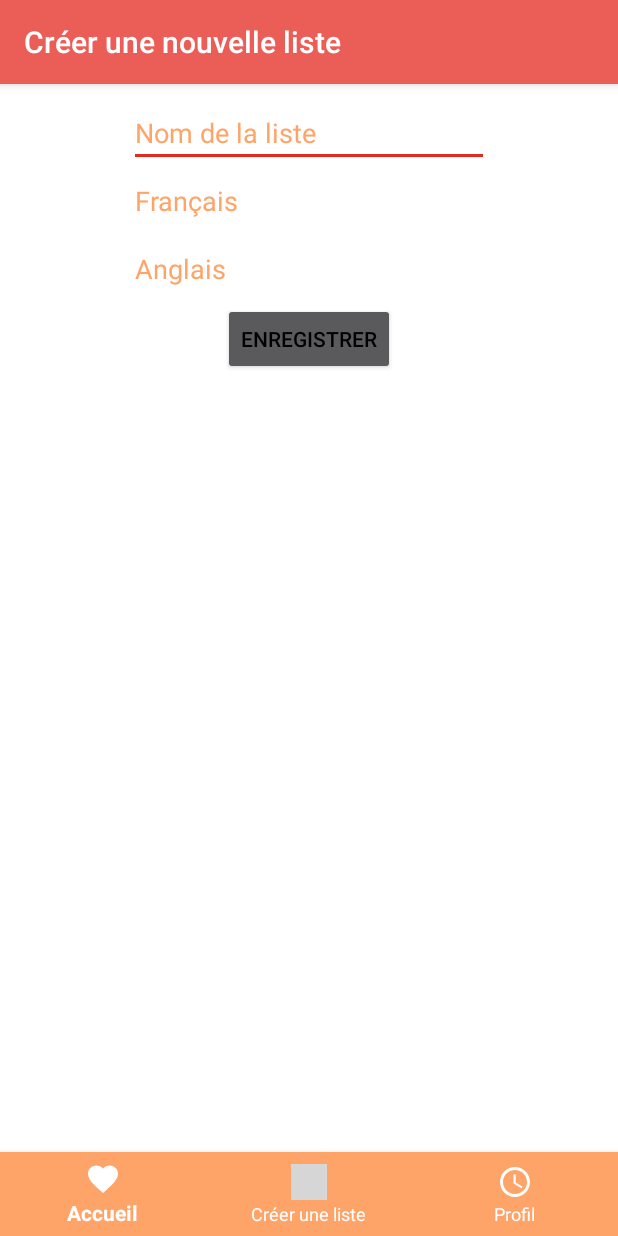
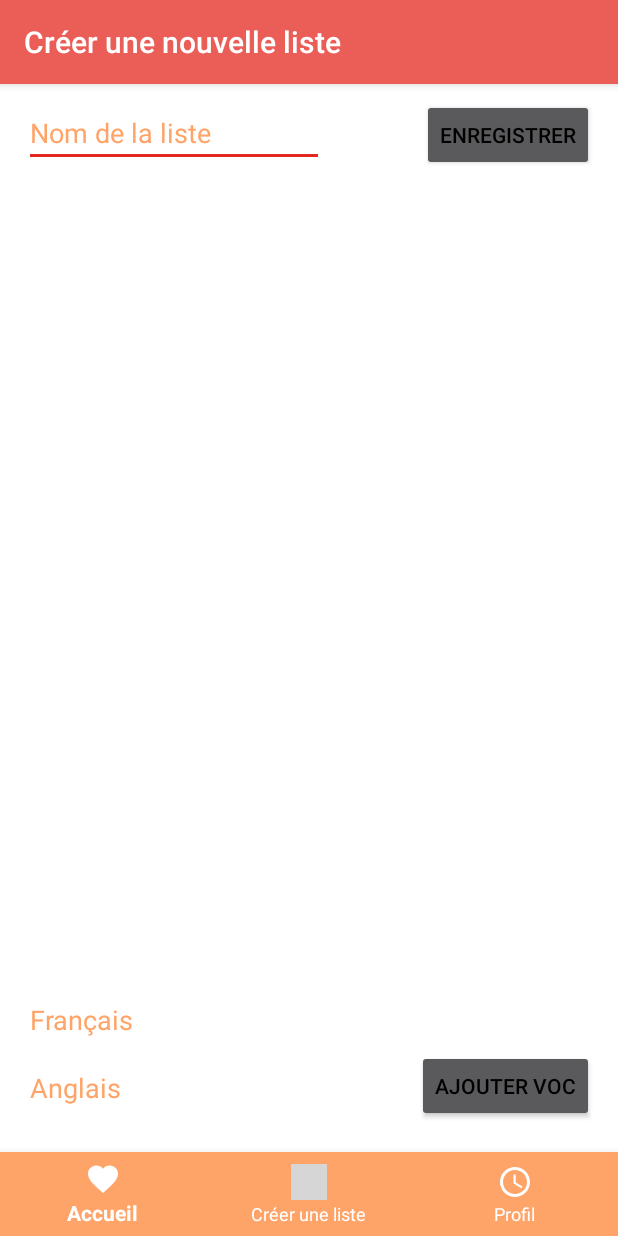
Before and after one commit to jlyw/babel-app, an Android app: the CreateListActivity screen opened directly, with no data from a screen before it, on a phone screen of 412 x 824 dp. Run offline under Robolectric (Android 15) with nearby library versions, the phone set to English and light mode, and no system bars; our stand-ins replace ButterKnife; libraries missing offline, so code that uses them is left out: io.realm, io.realm.annotations; 5 statements that could not run were skipped; grey boxes are pictures that could not be loaded.

Commit message:
Create fucking VocList with fucking multi-items

```diff
--- a/app/src/main/java/com/babel/mybabelapplication/CreateListActivity.java
+++ b/app/src/main/java/com/babel/mybabelapplication/CreateListActivity.java
@@ -10,7 +10,9 @@ import android.support.v7.app.ActionBarActivity;
 import android.support.v7.app.AlertDialog;
 import android.support.v7.widget.Toolbar;
 import android.view.MenuItem;
+import android.widget.ArrayAdapter;
 import android.widget.EditText;
+import android.widget.ListView;
 import android.widget.TextView;
 
 import com.babel.mybabelapplication.dao.VerbListDAO;
@@ -19,6 +21,9 @@ import com.babel.mybabelapplication.dao.VocListDAO;
 import com.babel.mybabelapplication.model.Voc;
 import com.babel.mybabelapplication.model.VocList;
 
+import java.util.ArrayList;
+import java.util.Iterator;
+import java.util.List;
 import java.util.UUID;
 
 import butterknife.BindView;
@@ -33,6 +38,9 @@ public class CreateListActivity extends ActionBarActivity {
     private VocListDAO vocListDAO;
     private Voc voc;
     private VocDAO vocDAO;
+    private ArrayList<Voc> vocs;
+    private ArrayList<String> vocsInString;
+    private ArrayAdapter<String> vocsAdapter;
 
     @BindView(R.id.edit_text_voc_list_name)
     protected EditText editTextVocListName;
@@ -42,6 +50,9 @@ public class CreateListActivity extends ActionBarActivity {
 
     @BindView(R.id.edit_text_voc_english)
     protected EditText editTextVocEnglish;
+
+    @BindView(R.id.list_view_create_voc)
+    protected ListView listViewVocs;
 
     @Override
     protected void onCreate(Bundle savedInstanceState) {
@@ -85,32 +96,53 @@ public class CreateListActivity extends ActionBarActivity {
             }
         );
 
-        voc = new Voc();
+        vocs = new ArrayList<>();
+        vocsInString = new ArrayList<>();
+        vocsAdapter = new ArrayAdapter<>(this, android.R.layout.simple_list_item_1, vocsInString);
+        listViewVocs.setAdapter(vocsAdapter);
+
         vocDAO = new VocDAO();
         vocList = new VocList();
         vocListDAO = new VocListDAO();
     }
 
-    @OnClick(R.id.create_voc_list_button)
-    public void onCreateVocList() {
-        String vocListName = editTextVocListName.getText().toString();
+    @OnClick(R.id.create_voc_button)
+    public void onCreateVoc() {
         String vocFrench = editTextVocFrench.getText().toString();
         String vocEnglish = editTextVocEnglish.getText().toString();
 
-        if(vocListName.isEmpty()) {
-            showAlert(R.string.error_title_list_name_empty, R.string.error_message_list_name_empty);
+        if(vocFrench.isEmpty() || vocEnglish.isEmpty()) {
+            showAlert(R.string.error_title_voc_create, R.string.error_message_voc_create);
         } else {
+            voc = new Voc();
             voc.setFrench(vocFrench);
             voc.setEnglish(vocEnglish);
             voc.setId(UUID.randomUUID().toString());
             voc.setGrade(0);
             vocDAO.addVoc(voc);
 
+            vocs.add(voc);
+            vocsAdapter.add(voc.getFrench() + "<=>" + voc.getEnglish());
+
+            editTextVocFrench.setText("");
+            editTextVocEnglish.setText("");
+        }
+    }
+
+    @OnClick(R.id.create_voc_list_button)
+    public void onCreateVocList() {
+        String vocListName = editTextVocListName.getText().toString();
+
+        if(vocListName.isEmpty()) {
+            showAlert(R.string.error_title_list_name_empty, R.string.error_message_list_name_empty);
+        } else {
             vocList.setName(vocListName);
             vocList.setId(UUID.randomUUID().toString());
             vocListDAO.addVocList(vocList);
 
-            vocDAO.addVocToVocListId(voc, vocList.getId());
+            for (Voc item : vocs) {
+                vocDAO.addVocToVocListId(item, vocList.getId());
+            }
 
             Intent intent = new Intent(this, MainActivity.class);
             startActivity(intent);
--- a/app/src/main/java/com/babel/mybabelapplication/MainActivity.java
+++ b/app/src/main/java/com/babel/mybabelapplication/MainActivity.java
@@ -161,7 +161,6 @@ public class MainActivity extends ActionBarActivity {
                 testTextView.setText(allVocOfAList.get(0).getEnglish());
             } catch (IndexOutOfBoundsException ignored) {
             }
-
         }
     };
 
--- a/app/src/main/res/layout/activity_create_list.xml
+++ b/app/src/main/res/layout/activity_create_list.xml
@@ -8,31 +8,40 @@
     tools:context="com.babel.mybabelapplication.CreateListActivity">
 
     <!-- Content -->
-    <LinearLayout
+    <RelativeLayout
         android:layout_width="match_parent"
         android:layout_height="match_parent"
-        android:orientation="vertical"
         android:paddingBottom="@dimen/activity_vertical_margin"
         android:paddingLeft="@dimen/activity_horizontal_margin"
         android:paddingRight="@dimen/activity_horizontal_margin"
         android:paddingTop="@dimen/activity_vertical_margin"
-        android:layout_marginTop="50dp">
+        android:layout_marginTop="50dp"
+        android:layout_marginBottom="60dp">
 
         <EditText
             android:layout_width="wrap_content"
             android:layout_height="wrap_content"
-            android:width="240dp"
-            android:layout_gravity="center"
+            android:width="200dp"
+            android:layout_alignParentTop="true"
+            android:layout_alignParentLeft="true"
+            android:layout_alignParentStart="true"
             android:hint="@string/create_liste_name_placeholder"
             android:textColorHint="@color/bottomNavColor"
             android:textColor="#eb5e58"
             android:id="@+id/edit_text_voc_list_name"/>
 
+        <ListView
+            android:layout_width="wrap_content"
+            android:layout_height="295dp"
+            android:layout_below="@+id/edit_text_voc_list_name"
+            android:id="@+id/list_view_create_voc"
+            />
+
         <EditText
             android:layout_width="wrap_content"
             android:layout_height="wrap_content"
-            android:width="240dp"
-            android:layout_gravity="center"
+            android:width="200dp"
+            android:layout_above="@+id/edit_text_voc_english"
             android:hint="@string/placeholder_create_voc_fr"
             android:textColorHint="@color/bottomNavColor"
             android:textColor="#eb5e58"
@@ -41,8 +50,9 @@
         <EditText
             android:layout_width="wrap_content"
             android:layout_height="wrap_content"
-            android:width="240dp"
-            android:layout_gravity="center"
+            android:width="200dp"
+            android:layout_alignParentBottom="true"
+            android:layout_alignParentLeft="true"
             android:hint="@string/placeholder_create_voc_en"
             android:textColorHint="@color/bottomNavColor"
             android:textColor="#eb5e58"
@@ -51,10 +61,19 @@
         <Button
             android:layout_width="wrap_content"
             android:layout_height="wrap_content"
+            android:text="Ajouter Voc"
+            android:layout_alignParentBottom="true"
+            android:layout_alignParentRight="true"
+            android:id="@+id/create_voc_button"/>
+
+        <Button
+            android:layout_width="wrap_content"
+            android:layout_height="wrap_content"
             android:text="@string/save_button"
-            android:layout_gravity="center"
+            android:layout_alignParentTop="true"
+            android:layout_alignParentRight="true"
             android:id="@+id/create_voc_list_button"/>
-    </LinearLayout>
+    </RelativeLayout>
 
     <!-- Bottom nav -->
     <android.support.design.widget.BottomNavigationView
--- a/app/src/main/res/values/strings.xml
+++ b/app/src/main/res/values/strings.xml
@@ -15,4 +15,6 @@
     <string name="error_title_list_name_empty">Création de liste</string>
     <string name="placeholder_create_voc_fr">Français</string>
     <string name="placeholder_create_voc_en">Anglais</string>
+    <string name="error_message_voc_create">Veuillez remplir les deux champs</string>
+    <string name="error_title_voc_create">Attention !</string>
 </resources>
```
Also changed, not shown: app/src/main/java/com/babel/mybabelapplication/adapter/CreateVocAdapter.java (added, +103 -0 lines), app/src/main/res/layout/row_create_voc.xml (added, +21 -0 lines).
